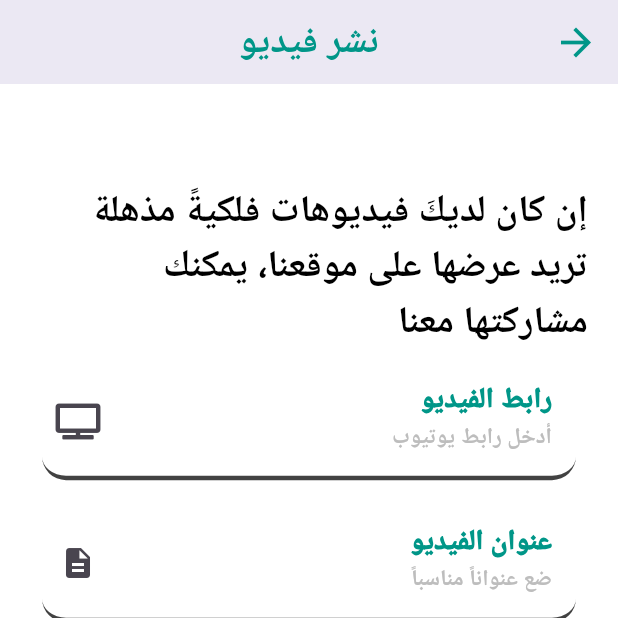
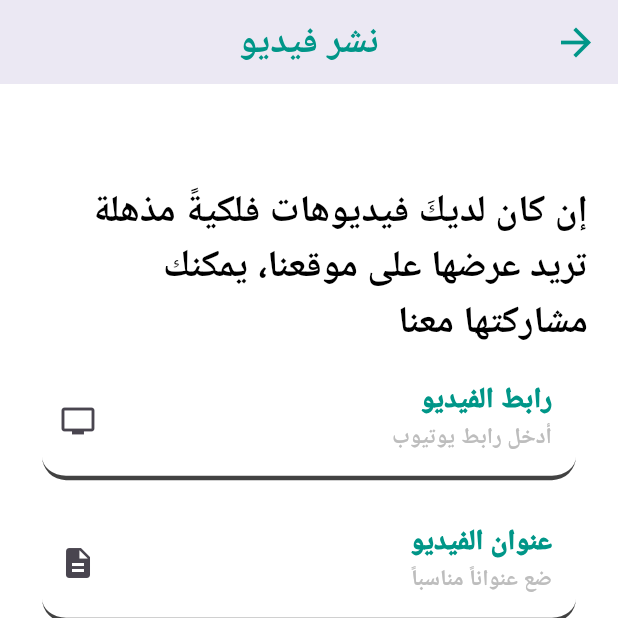
Before and after one commit to Pulsar87/saa_f, a Flutter app: the InsertVideoScreen screen opened directly, on a phone screen of 412 x 824 dp, the top half of it. Run offline on Flutter 3.47's test engine with Material 3 defaults, Android fonts, the phone set to English and light mode, and no system bars; our stand-ins replace animated_text_kit, bloc, cool_alert, flashy_tab_bar2, flutter_bloc, flutter_custom_clippers and 8 more; missing offline and left inert: circular_bottom_navigation; accounts and stored records are empty.

Commit message:
update branch

```diff
--- a/lib/core/themes/dark-theme.dart
+++ b/lib/core/themes/dark-theme.dart
@@ -82,7 +82,7 @@ final ThemeData darkTheme = ThemeData(
         fontWeight: FontWeight.normal,
       ),
     ),
-    tabBarTheme: const TabBarThemeData(
+    tabBarTheme: TabBarThemeData(
         indicatorSize: TabBarIndicatorSize.tab,
         labelColor: darkThemeLightColor,
         labelStyle: TextStyle(
@@ -90,7 +90,7 @@ final ThemeData darkTheme = ThemeData(
           fontWeight: FontWeight.bold,
           fontSize: 20,
         ),
-        unselectedLabelColor:lightGrey,
+        unselectedLabelColor: lightGrey,
         dividerColor: darkThemeLightColor
     ),
     inputDecorationTheme: InputDecorationTheme(
--- a/lib/core/themes/light-theme.dart
+++ b/lib/core/themes/light-theme.dart
@@ -87,7 +87,7 @@ final ThemeData lightTheme = ThemeData(
       fontWeight: FontWeight.normal,
     ),
   ),
-  tabBarTheme: const TabBarThemeData(
+  tabBarTheme: TabBarThemeData(
     labelColor: primaryColor,
     labelStyle: TextStyle(
       fontWeight: FontWeight.bold,
--- a/lib/features/Home/presntation/layout/home_layout.dart
+++ b/lib/features/Home/presntation/layout/home_layout.dart
@@ -84,7 +84,6 @@ import 'package:flutter/material.dart';
 import 'package:circular_bottom_navigation/circular_bottom_navigation.dart';
 import 'package:flutter/services.dart';
 import 'package:flutter_bloc/flutter_bloc.dart';
-import 'package:font_awesome_flutter/font_awesome_flutter.dart';
 import 'package:saa_f/core/constant/colors/light-colors.dart';
 import 'package:saa_f/features/JoinRequest/presentation/screen/join-screen.dart';
 import 'package:saa_f/features/auth/presentation/screens/login.dart';
--- a/lib/features/publish/presentation/screens/user-publish/insert-viedo-screen.dart
+++ b/lib/features/publish/presentation/screens/user-publish/insert-viedo-screen.dart
@@ -1,7 +1,6 @@
 import 'package:flutter/material.dart';
 import 'package:flutter/services.dart';
 import 'package:flutter_bloc/flutter_bloc.dart';
-import 'package:font_awesome_flutter/font_awesome_flutter.dart';
 import 'package:saa_f/core/components/screen_componant/loading_screen.dart';
 import 'package:saa_f/core/themes/text_style.dart';
 import '../../../../../core/components/material-button-componat.dart';
@@ -69,7 +68,7 @@ class InsertVideoScreen extends StatelessWidget {
                                       verticalPadding: 8,
                                       labelText: "رابط الفيديو",
                                       hintText: "أدخل رابط يوتيوب",
-                                      suffixIcon: Icon(FontAwesomeIcons.tv),
+                                      suffixIcon: Icon(Icons.tv),
                                       controller: videoUrlController,
                                       validate: (value) {
                                         if (value!.isEmpty) {
--- a/lib/features/publish/presentation/widgets/article/article-post-like.dart
+++ b/lib/features/publish/presentation/widgets/article/article-post-like.dart
@@ -1,6 +1,5 @@
   import 'package:flutter/material.dart';
   import 'package:flutter_bloc/flutter_bloc.dart';
-  import 'package:font_awesome_flutter/font_awesome_flutter.dart';
   import '../../../../../core/constant/responsive/MediaQuery.dart';
   import '../../../../../core/themes/text_style.dart';
   import '../../../data/repository/publish_repo.dart';
@@ -49,7 +48,7 @@
                                 .add(ArticleLikeEvent(articleID: id));
                           },
                             icon: Icon(
-                              isLike? FontAwesomeIcons.solidHeart : FontAwesomeIcons.heart,
+                              isLike? Icons.favorite : Icons.favorite_border,
                               size: 30,),
                           ),
                         ],
--- a/lib/features/publish/presentation/widgets/post/image-post-like.dart
+++ b/lib/features/publish/presentation/widgets/post/image-post-like.dart
@@ -44,7 +44,6 @@
 
 import 'package:flutter/material.dart';
 import 'package:flutter_bloc/flutter_bloc.dart';
-import 'package:font_awesome_flutter/font_awesome_flutter.dart';
 import 'package:saa_f/core/themes/text_style.dart';
 
 import '../../../../../core/constant/responsive/MediaQuery.dart';
@@ -99,7 +98,7 @@ class ImagePostLike extends StatelessWidget {
                               .add(ImageLikeEvent(imageID: id));
                         },
                           icon: Icon(
-                            isLike? FontAwesomeIcons.solidHeart : FontAwesomeIcons.heart,
+                            isLike? Icons.favorite : Icons.favorite_border,
                             size: 30,),
                         ),
                       ],
--- a/lib/features/publish/presentation/widgets/post/video-post-like.dart
+++ b/lib/features/publish/presentation/widgets/post/video-post-like.dart
@@ -1,7 +1,6 @@
 import 'package:flutter/cupertino.dart';
 import 'package:flutter/material.dart';
 import 'package:flutter_bloc/flutter_bloc.dart';
-import 'package:font_awesome_flutter/font_awesome_flutter.dart';
 import '../../../../../core/constant/responsive/MediaQuery.dart';
 import '../../../../../core/themes/text_style.dart';
 import '../../../data/repository/publish_repo.dart';
@@ -56,7 +55,7 @@ class VideoPostLike extends StatelessWidget {
                               .add(VideoLikeEvent(videoID: id));
                         },
                           icon: Icon(
-                            isLike? FontAwesomeIcons.solidHeart : FontAwesomeIcons.heart,
+                            isLike? Icons.favorite : Icons.favorite_border,
                             size: 30,),
                         ),
                       ],
--- a/lib/screens/DrawerList/presintaiton/drawer_screen.dart
+++ b/lib/screens/DrawerList/presintaiton/drawer_screen.dart
@@ -1,5 +1,4 @@
 import 'package:flutter/material.dart';
-import 'package:font_awesome_flutter/font_awesome_flutter.dart';
 import 'package:saa_f/core/constant/assets-const.dart';
 import 'package:saa_f/core/constant/colors/light-colors.dart';
 import 'package:saa_f/core/themes/text_style.dart';
--- a/lib/screens/conect_us/whatsapp.dart
+++ b/lib/screens/conect_us/whatsapp.dart
@@ -1,5 +1,4 @@
 import 'package:flutter/material.dart';
-import 'package:font_awesome_flutter/font_awesome_flutter.dart';
 import 'package:url_launcher/url_launcher.dart';
 
 class ConectUsWhatsappButton extends StatelessWidget {
@@ -21,7 +20,7 @@ class ConectUsWhatsappButton extends StatelessWidget {
           _launchWhatsApp(number: number);
         },
         child: Icon(
-          FontAwesomeIcons.whatsapp,
+          Icons.message,
           color: Colors.green[800],
           size: 35,
         ),
--- a/pubspec.yaml
+++ b/pubspec.yaml
@@ -47,7 +47,6 @@ dependencies:
   flutter_rating_bar: ^4.0.1
   flutter_custom_clippers: ^2.1.0
   youtube_player_flutter: ^9.0.0
-  font_awesome_flutter: ^9.0.0
   flashy_tab_bar2: ^0.0.9
   circular_bottom_navigation:  ^2.3.0
   im_stepper: ^1.0.1+1
```
Also changed, not shown: 1 other file.
